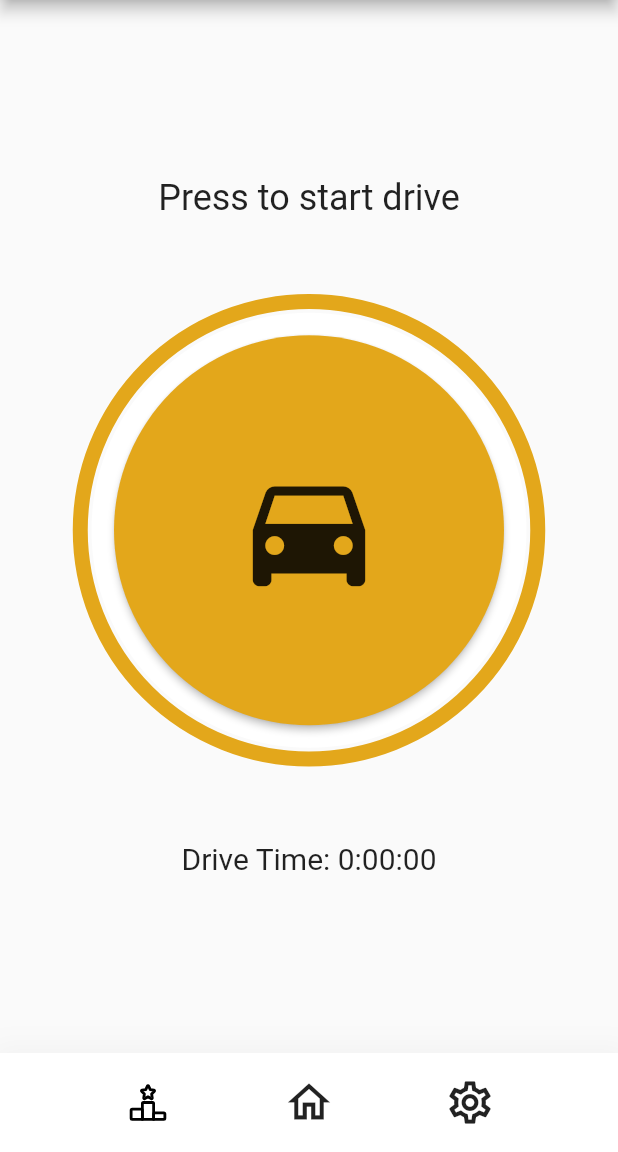
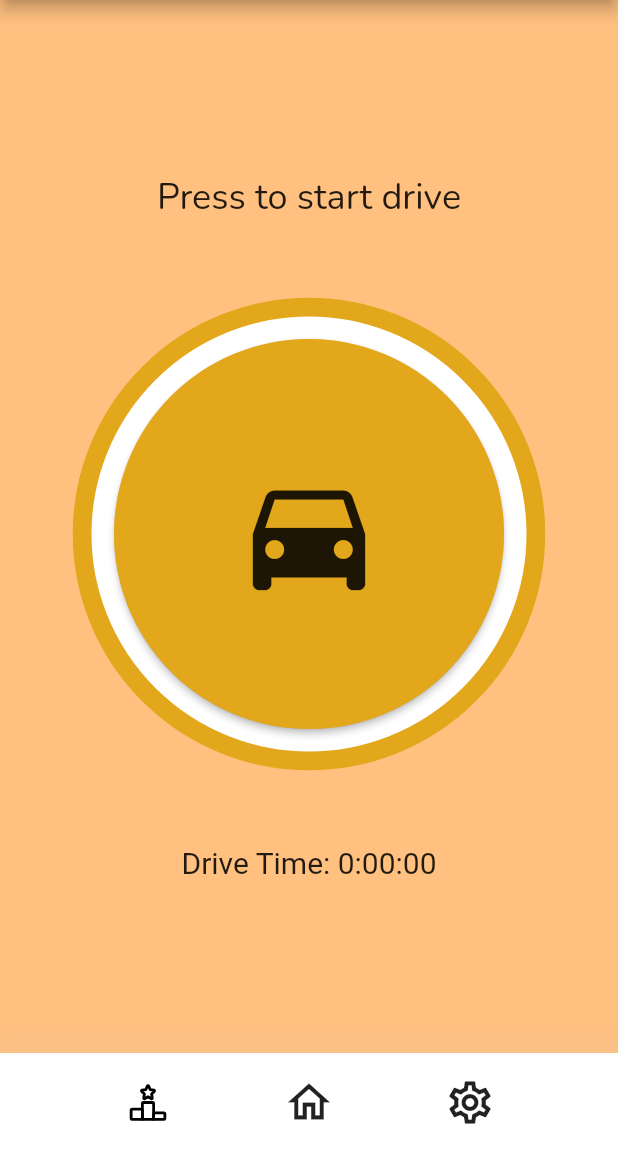
Before and after one commit to Developer-DUCS/eMission, a Flutter app: the ButtonPage screen opened directly, on a phone screen of 412 x 824 dp, the part 84-1236 px from its top. Run offline on Flutter 3.47's test engine with Material 2 defaults, Android fonts, the phone set to English and light mode, and no system bars; our stand-ins replace flutter_svg, google_fonts.

Commit message:
commit: basic page neccesities complete

```diff
--- a/lib/drive-button.dart
+++ b/lib/drive-button.dart
@@ -124,6 +124,8 @@ class _HomePageState extends State<HomePage> {
 import 'package:flutter/material.dart';
 import 'dart:async';
 import 'package:flutter_svg/flutter_svg.dart';
+import 'package:google_fonts/google_fonts.dart';
+
 
 
 /*
@@ -151,6 +153,7 @@ class ButtonPage extends StatefulWidget {
 class _ButtonPageState extends State<ButtonPage> {
   bool isGreen = false; // Track whether the button is green or not
   bool isDone = false;
+  int lastDrive = 0;
   String buttonText = "Press to start drive";
   Timer? timer;
   int secondsElapsed = 0;
@@ -158,6 +161,7 @@ class _ButtonPageState extends State<ButtonPage> {
   bool isHome = false;
   bool isLeaderboard=false;
   bool isSettings=false;
+  bool isOverlayVisible = false;
 
   /*void getCurrentPage(){
 
@@ -181,6 +185,7 @@ class _ButtonPageState extends State<ButtonPage> {
   void startTimer() {
     timer = Timer.periodic(Duration(seconds: 1), (timer) {
       setState(() {
+        lastDrive = 0;
         secondsElapsed++;
       });
     });
@@ -190,11 +195,20 @@ class _ButtonPageState extends State<ButtonPage> {
     if (timer != null) {
       timer!.cancel();
       setState(() {
+        lastDrive= secondsElapsed;
         secondsElapsed = 0;
         isDone=true;
+        isOverlayVisible=true;
         //displayStats();
       });
     }
+  }
+
+  void closeOverlay(){
+    setState(() {
+      isOverlayVisible = false;
+    });
+
   }
 
 
@@ -211,6 +225,9 @@ class _ButtonPageState extends State<ButtonPage> {
     Color buttonColor = isGreen ? Color(0xFF7CB816) : Color(0xFFE3A71B); // Custom colors
 
     return Scaffold(
+
+      backgroundColor: Color(0xFFFFC080),
+
       appBar: AppBar(title:
       const Text('eMission',
         style: TextStyle(color: Colors.black,
@@ -223,7 +240,7 @@ class _ButtonPageState extends State<ButtonPage> {
       ),
       endDrawer:
         Drawer(
-            backgroundColor: Colors.black,
+            //backgroundColor: Colors.black,
 
             child: ListView(
                 padding: EdgeInsets.zero,
@@ -244,16 +261,24 @@ class _ButtonPageState extends State<ButtonPage> {
         ),
 
       body: Column(
+
         children: [
+
           Expanded(
+
             flex: 2, // Top part of the screen
+
+
             child: Center(
+
+
               child: Column(
                 mainAxisAlignment: MainAxisAlignment.center,
                 children: [
                   Text(
                     buttonText,
-                    style: TextStyle(fontSize: 24.0), // Increase font size
+                    style: GoogleFonts.nunito(fontSize: 24.0),
+
                   ),
                   SizedBox(height: 50.0), // Increase the space between text and button
                   Stack(
@@ -266,7 +291,7 @@ class _ButtonPageState extends State<ButtonPage> {
                           shape: BoxShape.circle,
                           border: Border.all(
                             color: buttonColor,
-                            width: 10.0,
+                            width: 15.0,
                           ),
                         ),
                       ),
@@ -302,7 +327,6 @@ class _ButtonPageState extends State<ButtonPage> {
                 ],
               ),
             ),
-
           ),
 
           Container(
@@ -325,7 +349,9 @@ class _ButtonPageState extends State<ButtonPage> {
               children: [
                 Expanded(
                   child: RawMaterialButton(
-                    onPressed: (){},
+                    onPressed: (){
+
+                    },
                     child: SvgPicture.asset(
                       './assets/images/leaderboard-outline.svg',
                       height:30,
@@ -365,6 +391,34 @@ class _ButtonPageState extends State<ButtonPage> {
           ),
         ],
       ),
+      floatingActionButtonLocation: FloatingActionButtonLocation.centerFloat,
+      floatingActionButtonAnimator: FloatingActionButtonAnimator.scaling,
+      floatingActionButton: isOverlayVisible
+          ?
+
+
+
+              AlertDialog(
+                title: Text('Drive: $lastDrive seconds elapsed',
+                style: GoogleFonts.nunito(),
+              ),
+
+                actions: <Widget>[
+                  TextButton(
+                    onPressed: () {
+                      closeOverlay();
+                    },
+                    child: Text('Close'),
+                  ),
+                ],
+              )
+
+
+
+
+
+          : null,
+
     );
   }
 }
--- a/pubspec.yaml
+++ b/pubspec.yaml
@@ -30,6 +30,7 @@ environment:
 dependencies:
   flutter:
     sdk: flutter
+  google_fonts: ^5.1.0
 
 
   # The following adds the Cupertino Icons font to your application.
```
Also changed, not shown: pubspec.lock, 7 other files.
